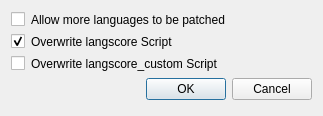
MUkoutyan/langscore-app, file src/ui/UpdatePluginDialog.ui: the form before one commit.
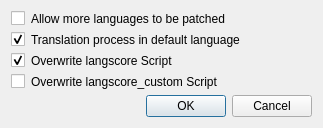
The form after the commit.

What changed in the file:
```diff
--- a/src/ui/UpdatePluginDialog.ui
+++ b/src/ui/UpdatePluginDialog.ui
@@ -39,6 +39,19 @@
      </property>
     </widget>
    </item>
+   <item>
+    <widget class="QCheckBox" name="enableTransDefLang">
+     <property name="toolTip">
+      <string extracomment="チェックを外すと、デフォルト言語が選択されている場合において翻訳処理がスキップされます。">If unchecked, the translation process is skipped when the default language is selected.</string>
+     </property>
+     <property name="text">
+      <string>Translation process in default language</string>
+     </property>
+     <property name="checked">
+      <bool>true</bool>
+     </property>
+    </widget>
+   </item>
    <item>
     <widget class="QCheckBox" name="updateLsScript">
      <property name="enabled">
```
